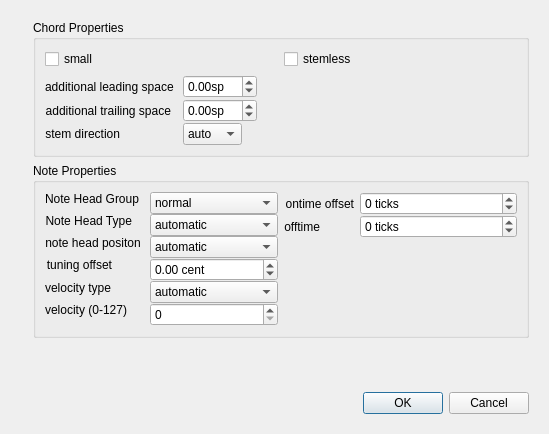
Qt form mscore/mscore/chordproperties.ui (musescore/musescore-old) before a commit.
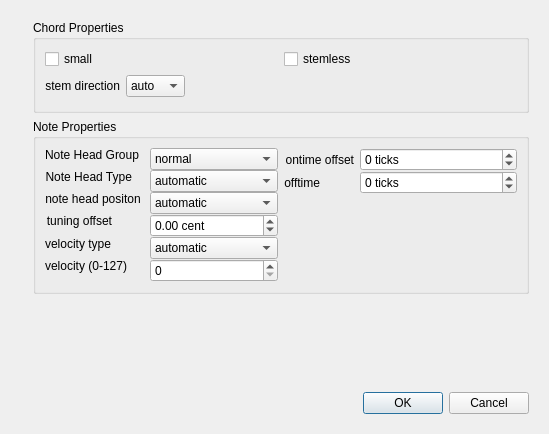
The same form after that commit. Icons and pictures are not drawn.

What changed in the file:
```diff
--- a/mscore/mscore/chordproperties.ui
+++ b/mscore/mscore/chordproperties.ui
@@ -80,58 +80,6 @@
               <number>1</number>
              </property>
              <item row="0" column="0">
-              <widget class="QLabel" name="label">
-               <property name="text">
-                <string>additional leading space </string>
-               </property>
-               <property name="alignment">
-                <set>Qt::AlignRight|Qt::AlignTrailing|Qt::AlignVCenter</set>
-               </property>
-               <property name="margin">
-                <number>5</number>
-               </property>
-              </widget>
-             </item>
-             <item row="0" column="1">
-              <widget class="QDoubleSpinBox" name="extraLeadingSpace">
-               <property name="suffix">
-                <string comment="spatium unit">sp</string>
-               </property>
-               <property name="minimum">
-                <double>-99.000000000000000</double>
-               </property>
-               <property name="singleStep">
-                <double>0.100000000000000</double>
-               </property>
-              </widget>
-             </item>
-             <item row="1" column="0">
-              <widget class="QLabel" name="label_2">
-               <property name="text">
-                <string>additional trailing space</string>
-               </property>
-               <property name="alignment">
-                <set>Qt::AlignRight|Qt::AlignTrailing|Qt::AlignVCenter</set>
-               </property>
-               <property name="margin">
-                <number>5</number>
-               </property>
-              </widget>
-             </item>
-             <item row="1" column="1">
-              <widget class="QDoubleSpinBox" name="extraTrailingSpace">
-               <property name="suffix">
-                <string comment="spatium unit">sp</string>
-               </property>
-               <property name="minimum">
-                <double>-99.000000000000000</double>
-               </property>
-               <property name="singleStep">
-                <double>0.100000000000000</double>
-               </property>
-              </widget>
-             </item>
-             <item row="2" column="0">
               <widget class="QLabel" name="label_6">
                <property name="text">
                 <string>stem direction</string>
@@ -144,7 +92,7 @@
                </property>
               </widget>
              </item>
-             <item row="2" column="1">
+             <item row="0" column="1">
               <widget class="QComboBox" name="stemDirection">
                <property name="sizePolicy">
                 <sizepolicy hsizetype="Preferred" vsizetype="Fixed">
```
